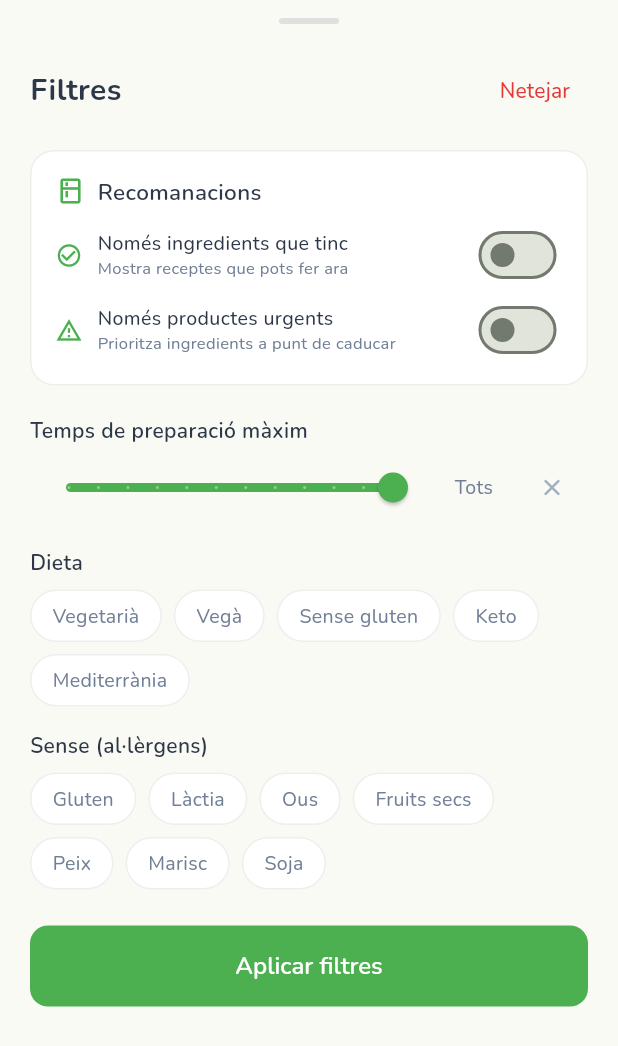
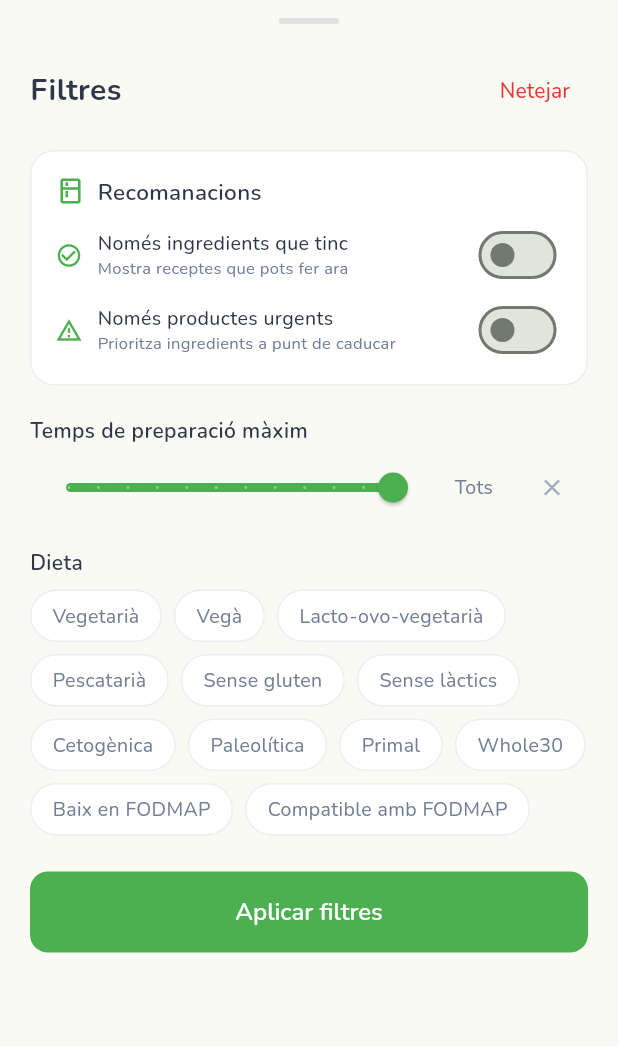
Before and after one commit to JoelPerezBermudez04/TFG, a Flutter app: the _FiltresSheet widget shown alone on an empty page, opened directly, on a phone screen of 412 x 824 dp. Shown: the top 1046 px of the screen. Run offline on Flutter 3.47's test engine with Material 3 defaults, Android fonts, the phone set to English and light mode, and no system bars; our stand-ins replace flutter_dotenv, flutter_secure_storage, google_sign_in; accounts and stored records are empty; network calls fail.

Commit message:
feat: support multiple diet filters and remove intolerance filters

```diff
--- a/frontend/lib/features/receptes/providers/receptes_provider.dart
+++ b/frontend/lib/features/receptes/providers/receptes_provider.dart
@@ -193,8 +193,7 @@ class ReceptesProvider with ChangeNotifier {
 
   // Filtres actius
   String _search = '';
-  String? _dieta;
-  String? _intolerancia;
+  List<String> _dietes = [];
   int? _maxTemps;
   int? _producteId;
   String? _producteNom;
@@ -225,8 +224,7 @@ class ReceptesProvider with ChangeNotifier {
   int get total => _total;
 
   String get search => _search;
-  String? get dieta => _dieta;
-  String? get intolerancia => _intolerancia;
+  List<String> get dietes => _dietes;
   int? get maxTemps => _maxTemps;
   int? get producteId => _producteId;
   String? get producteNom => _producteNom;
@@ -247,8 +245,7 @@ class ReceptesProvider with ChangeNotifier {
 
   // ── Filtres ──
   void setSearch(String v) { _search = v; _aplicarFiltres(); }
-  void setDieta(String? v) { _dieta = v; _aplicarFiltres(); }
-  void setIntolerancia(String? v) { _intolerancia = v; _aplicarFiltres(); }
+  void setDietes(List<String> v) { _dietes = v; _aplicarFiltres(); }
   void setMaxTemps(int? v) { _maxTemps = v; _aplicarFiltres(); }
 
   // setProducte usa mode B (servidor), no filtre local
@@ -294,8 +291,7 @@ class ReceptesProvider with ChangeNotifier {
 
   void clearFiltres() {
     _search = '';
-    _dieta = null;
-    _intolerancia = null;
+    _dietes = [];
     _maxTemps = null;
     _producteId = null;
     _producteNom = null;
@@ -309,8 +305,7 @@ class ReceptesProvider with ChangeNotifier {
 
   bool get teFiltresActius =>
       _search.isNotEmpty ||
-      _dieta != null ||
-      _intolerancia != null ||
+      _dietes.isNotEmpty ||
       _maxTemps != null ||
       _producteId != null ||
       _nomesInventari ||
@@ -324,17 +319,11 @@ class ReceptesProvider with ChangeNotifier {
       final q = _search.toLowerCase();
       llista = llista.where((r) => r.nom.toLowerCase().contains(q)).toList();
     }
-    if (_dieta != null) {
-      final d = _dieta!.toLowerCase();
+    if (_dietes.isNotEmpty) {
       llista = llista.where((r) =>
           r.dietes != null &&
-          r.dietes!.any((v) => v.toLowerCase().contains(d))).toList();
-    }
-    if (_intolerancia != null) {
-      final intol = _intolerancia!.toLowerCase();
-      llista = llista.where((r) =>
-          r.intolerancias == null ||
-          !r.intolerancias!.any((v) => v.toLowerCase().contains(intol))).toList();
+          _dietes.every((d) =>
+              r.dietes!.any((v) => v.toLowerCase() == d.toLowerCase()))).toList();
     }
     if (_maxTemps != null) {
       llista = llista.where((r) => r.tempsPreparacio <= _maxTemps!).toList();
@@ -472,8 +461,9 @@ class ReceptesProvider with ChangeNotifier {
       final params = <String, String>{};
       params['limit'] = _limit.toString();
       params['offset'] = _offset.toString();
-      if (_dieta != null) params['dieta'] = _dieta!;
-      if (_intolerancia != null) params['intolerancia'] = _intolerancia!;
+      // El backend accepta un sol valor de dieta; si n'hi ha diverses
+      // enviem la primera i filtrem la resta localment
+      if (_dietes.isNotEmpty) params['dieta'] = _dietes.first;
       if (_maxTemps != null) params['max_temps'] = _maxTemps.toString();
       if (_nomesInventari) params['nomes_inventari'] = 'true';
       if (_nomesUrgents) params['nomes_urgents'] = 'true';
@@ -496,11 +486,18 @@ class ReceptesProvider with ChangeNotifier {
           _recomanacions = results;
         }
         _offset = _recomanacions.length;
-        // Filtre de cerca local
+        // Filtres locals sobre els resultats del servidor
         var visibles = _recomanacions;
         if (_search.isNotEmpty) {
           final q = _search.toLowerCase();
           visibles = visibles.where((r) => r.nom.toLowerCase().contains(q)).toList();
+        }
+        // Dietes addicionals (el backend només accepta la primera via ?dieta=)
+        if (_dietes.length > 1) {
+          visibles = visibles.where((r) =>
+              _dietes.every((d) =>
+                  r.dietes != null &&
+                  r.dietes!.any((v) => v.toLowerCase() == d.toLowerCase()))).toList();
         }
         _receptes = visibles.map((r) => r.toRecepta()).toList();
         _total = _serverTotal;
--- a/frontend/lib/features/receptes/screens/receptes_screen.dart
+++ b/frontend/lib/features/receptes/screens/receptes_screen.dart
@@ -645,14 +645,11 @@ class _FiltresActiusRow extends StatelessWidget {
               '${provider.producteNom}',
               () => provider.setProducte(null, null),
             ),
-          if (provider.dieta != null)
-            _chip(provider.dieta!, () => provider.setDieta(null)),
-          if (provider.intolerancia != null)
-            _chip('Sense ${provider.intolerancia}',
-                () => provider.setIntolerancia(null)),
+          for (final d in provider.dietes)
+            _chip(d, () => provider.setDietes(
+                provider.dietes.where((v) => v != d).toList())),
           if (provider.maxTemps != null)
-            _chip('≤${provider.maxTemps} min',
-                () => provider.setMaxTemps(null)),
+            _chip('≤${provider.maxTemps} min', () => provider.setMaxTemps(null)),
           TextButton(
             onPressed: provider.clearFiltres,
             style: TextButton.styleFrom(
@@ -705,25 +702,31 @@ class _FiltresSheet extends StatefulWidget {
 }
 
 class _FiltresSheetState extends State<_FiltresSheet> {
-  String? _dieta;
-  String? _intolerancia;
+  Set<String> _dietes = {};
   double? _maxTemps;
   bool _nomesInventari = false;
   bool _nomesUrgents = false;
 
-  static const _dietes = [
-    'Vegetarià', 'Vegà', 'Sense gluten', 'Keto', 'Mediterrània',
-  ];
-  static const _intolerancias = [
-    'Gluten', 'Làctia', 'Ous', 'Fruits secs', 'Peix', 'Marisc', 'Soja',
+  static const _opcions = [
+    'Vegetarià',
+    'Vegà',
+    'Lacto-ovo-vegetarià',
+    'Pescatarià',
+    'Sense gluten',
+    'Sense làctics',
+    'Cetogènica',
+    'Paleolítica',
+    'Primal',
+    'Whole30',
+    'Baix en FODMAP',
+    'Compatible amb FODMAP',
   ];
 
   @override
   void initState() {
     super.initState();
     final p = context.read<ReceptesProvider>();
-    _dieta = p.dieta;
-    _intolerancia = p.intolerancia;
+    _dietes = Set.from(p.dietes);
     _maxTemps = p.maxTemps?.toDouble();
     _nomesInventari = p.nomesInventari;
     _nomesUrgents = p.nomesUrgents;
@@ -766,8 +769,7 @@ class _FiltresSheetState extends State<_FiltresSheet> {
                 TextButton(
                   onPressed: () {
                     setState(() {
-                      _dieta = null;
-                      _intolerancia = null;
+                      _dietes = {};
                       _maxTemps = null;
                       _nomesInventari = false;
                       _nomesUrgents = false;
@@ -875,33 +877,17 @@ class _FiltresSheetState extends State<_FiltresSheet> {
             Wrap(
               spacing: 8,
               runSpacing: 8,
-              children: _dietes
+              children: _opcions
                   .map((d) => _selectableChip(
                         d,
-                        _dieta == d,
-                        () => setState(
-                            () => _dieta = _dieta == d ? null : d),
-                      ))
-                  .toList(),
-            ),
-            const SizedBox(height: 16),
-
-            // Intolerància
-            const Text('Sense (al·lèrgens)',
-                style: TextStyle(
-                    fontSize: 14,
-                    fontWeight: FontWeight.w600,
-                    color: AppColors.textPrimary)),
-            const SizedBox(height: 8),
-            Wrap(
-              spacing: 8,
-              runSpacing: 8,
-              children: _intolerancias
-                  .map((i) => _selectableChip(
-                        i,
-                        _intolerancia == i,
-                        () => setState(() =>
-                            _intolerancia = _intolerancia == i ? null : i),
+                        _dietes.contains(d),
+                        () => setState(() {
+                          if (_dietes.contains(d)) {
+                            _dietes.remove(d);
+                          } else {
+                            _dietes.add(d);
+                          }
+                        }),
                       ))
                   .toList(),
             ),
@@ -978,8 +964,7 @@ class _FiltresSheetState extends State<_FiltresSheet> {
 
   void _aplicar() {
     final p = context.read<ReceptesProvider>();
-    p.setDieta(_dieta);
-    p.setIntolerancia(_intolerancia);
+    p.setDietes(_dietes.toList());
     p.setMaxTemps(_maxTemps?.toInt());
     p.setNomesInventari(_nomesInventari);
     p.setNomesUrgents(_nomesUrgents);
```
